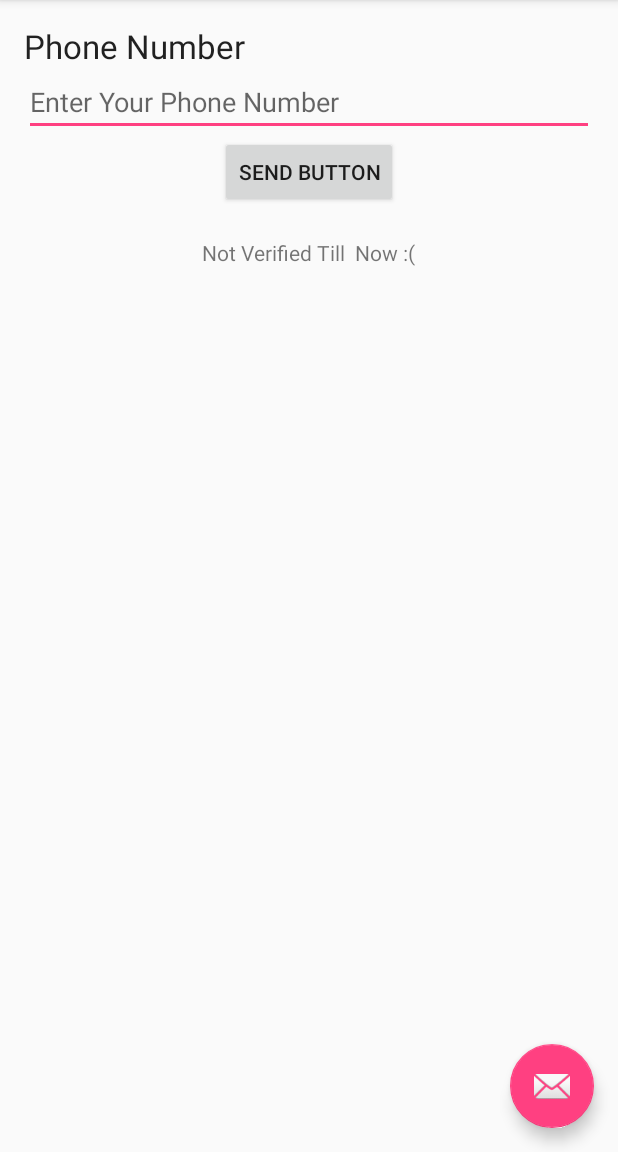
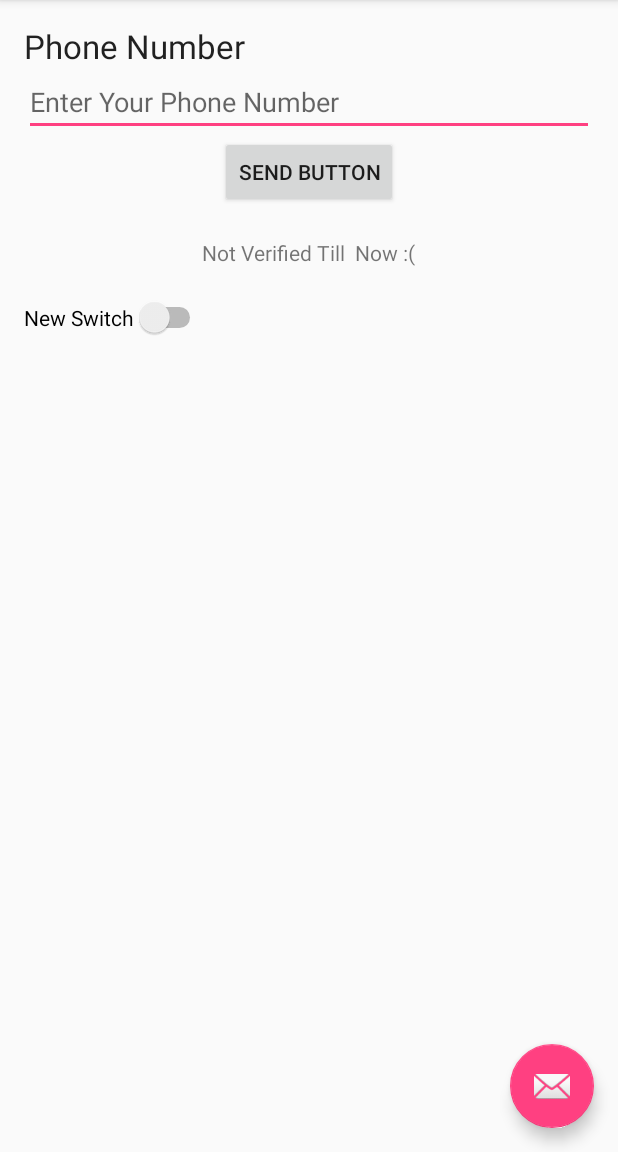
Before and after one commit to manubhats/KonnectMe, an Android app: the screen it shows after launch (MainActivity), after a tap on "SEND BUTTON", on a phone screen of 412 x 824 dp, the part 84-1236 px from its top. Run offline under Robolectric (Android 15) with nearby library versions, the phone set to English and light mode, and no system bars; 1 statement that could not run was skipped.

```diff
--- a/app/src/main/java/hackdfw/connectme/MainActivity.java
+++ b/app/src/main/java/hackdfw/connectme/MainActivity.java
@@ -1,6 +1,8 @@
 package hackdfw.connectme;
 
 import android.content.BroadcastReceiver;
+import android.content.Context;
+import android.content.Intent;
 import android.os.Bundle;
 import android.support.design.widget.FloatingActionButton;
 import android.support.design.widget.Snackbar;
@@ -13,19 +15,23 @@ import android.view.MenuItem;
 import android.view.View;
 import android.widget.Button;
 import android.widget.EditText;
+import android.widget.Switch;
 import android.widget.TextView;
 
-public class MainActivity extends AppCompatActivity implements View.OnClickListener{
+public class MainActivity extends AppCompatActivity implements Runnable{
 
-    private static final String LOG_TAG = MainActivity.class.getSimpleName();
+    private static final String LOG_TAG = "Authentication";
 
     private TextView verifed;
     private Button sendSMS;
     private EditText userPhoneNumber;
     private BroadcastReceiver receiver;
     private Thread thread;
-
+    private BroadcastReceiver broadcastReceiver;
+    private static Switch switchVerfication;
     private SMSReceiver smsReceiver;
+    private static boolean verification = false;
+    private boolean authStarted = false;
     @Override
     protected void onCreate(Bundle savedInstanceState) {
 
@@ -36,15 +42,26 @@ public class MainActivity extends AppCompatActivity implements View.OnClickListe
 
         smsReceiver = new SMSReceiver();
 
+
         sendSMS = (Button) findViewById(R.id.btn_sendSMS);
         userPhoneNumber = (EditText) findViewById(R.id.et_userPhone);
         verifed = (TextView) findViewById(R.id.tv_verified);
+        switchVerfication = (Switch) findViewById(R.id.verfication);
+        sendSMS.setOnClickListener(new View.OnClickListener() {
+            @Override
+            public void onClick(View v) {
 
-        sendSMS.setOnClickListener(this);
+                String number = userPhoneNumber.getText().toString();
+                String msg = "Works";
+                SmsManager sm = SmsManager.getDefault();
+                sm.sendTextMessage(number, null, msg, null, null);
+                authStarted = true;
+                Log.d(LOG_TAG, "AuthStarted received." + authStarted);
 
-        if(smsReceiver.verification) {
-
-        }
+                thread = new Thread(MainActivity.this);
+                thread.start();
+            }
+        });
 
         FloatingActionButton fab = (FloatingActionButton) findViewById(R.id.fab);
         fab.setOnClickListener(new View.OnClickListener() {
@@ -78,18 +95,51 @@ public class MainActivity extends AppCompatActivity implements View.OnClickListe
         return super.onOptionsItemSelected(item);
     }
 
+    @Override
+    public void run() {
+        int counter = 0;
+        Log.d(LOG_TAG, "Running.");
+        while (authStarted) {
+            Log.d(LOG_TAG, "Running.");
+            Log.d(LOG_TAG, "Started");
+            try {
+                Thread.sleep(1000);
+                counter++;
+                if (verification == true) {
+                    Intent intent = new Intent(MainActivity.this, CreateEvent.class);
+                    startActivity(intent);
+                    authStarted = false;
+                    break;
+                } else if (counter == 10) {
+                    verifed.setText("Verfication Failed.");
+                    break;
+                }
+            } catch (Exception e) {
+                e.printStackTrace();
+            }
+        }
+    }
 
     @Override
-    public void onClick(View v) {
+    protected void onPause() {
+        super.onPause();
+        finish();
+        thread.interrupt();
 
-        switch(v.getId()) {
+    }
 
-            case R.id.btn_sendSMS:
-                String number = userPhoneNumber.getText().toString();
+    public static class SMSReceiver extends BroadcastReceiver {
 
-                SmsManager sms = SmsManager.getDefault();
-                sms.sendTextMessage(number, null, "Works", null, null);
-                Log.d(LOG_TAG, "Button Pressed");
+        public SMSReceiver() {
+
+            //0 Argument Constructor.
+        }
+
+        @Override
+        public void onReceive(Context context, Intent intent) {
+
+            verification = true;
+            Log.d(LOG_TAG, "SMS received." + verification);
         }
     }
 
--- a/app/src/main/java/hackdfw/connectme/SMSReceiver.java
+++ /dev/null
@@ -1,21 +0,0 @@
-package hackdfw.connectme;
-
-import android.content.BroadcastReceiver;
-import android.content.Context;
-import android.content.Intent;
-import android.util.Log;
-
-/**
- * Created by Arnav on 4/16/2016.
- */
-public class SMSReceiver extends BroadcastReceiver {
-
-    private static final String LOG_TAG = SMSReceiver.class.getSimpleName();
-    static boolean verification = true;
-
-    @Override
-    public void onReceive(Context context, Intent intent) {
-        Log.i("MainActivity", "SMS received.");
-        verification = true;
-    }
-}
--- a/app/src/main/res/layout/content_main.xml
+++ b/app/src/main/res/layout/content_main.xml
@@ -45,4 +45,11 @@
         android:id="@+id/tv_verified"
         android:layout_gravity="center_horizontal" />
 
+    <Switch
+        android:layout_width="wrap_content"
+        android:layout_height="wrap_content"
+        android:text="New Switch"
+        android:id="@+id/verfication"
+        android:visibility="visible"/>
+
 </LinearLayout>
```
Also changed, not shown: app/src/main/AndroidManifest.xml (+14 -0 lines), app/src/main/java/hackdfw/connectme/TestClass.java (added, +7 -0 lines).
